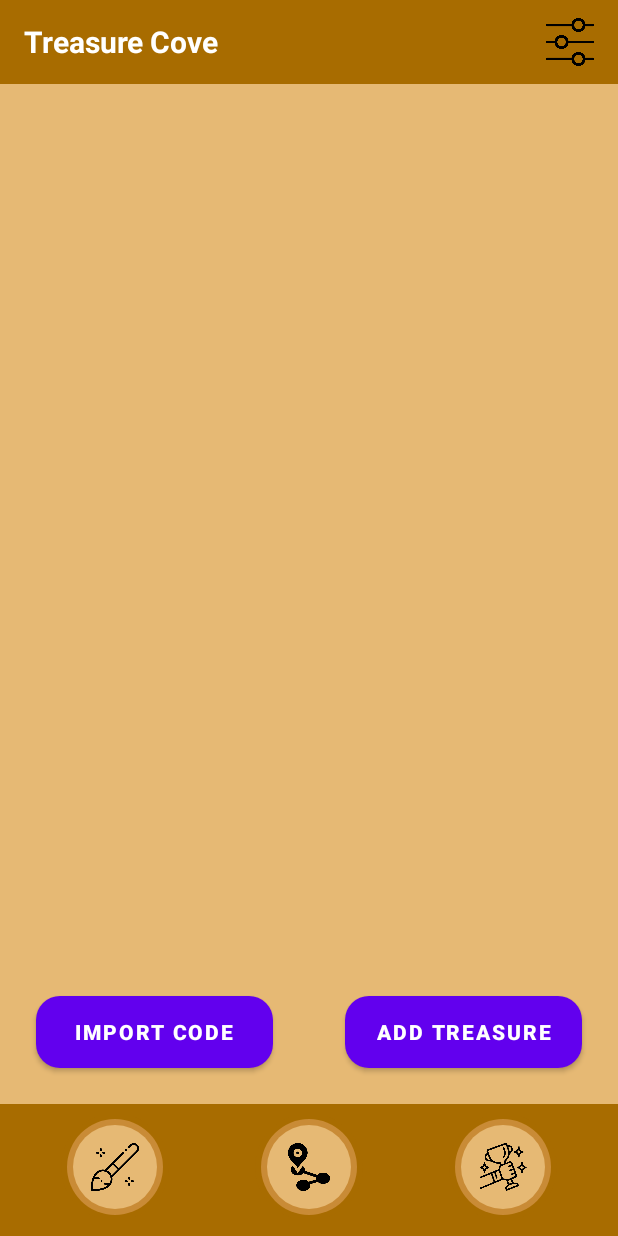
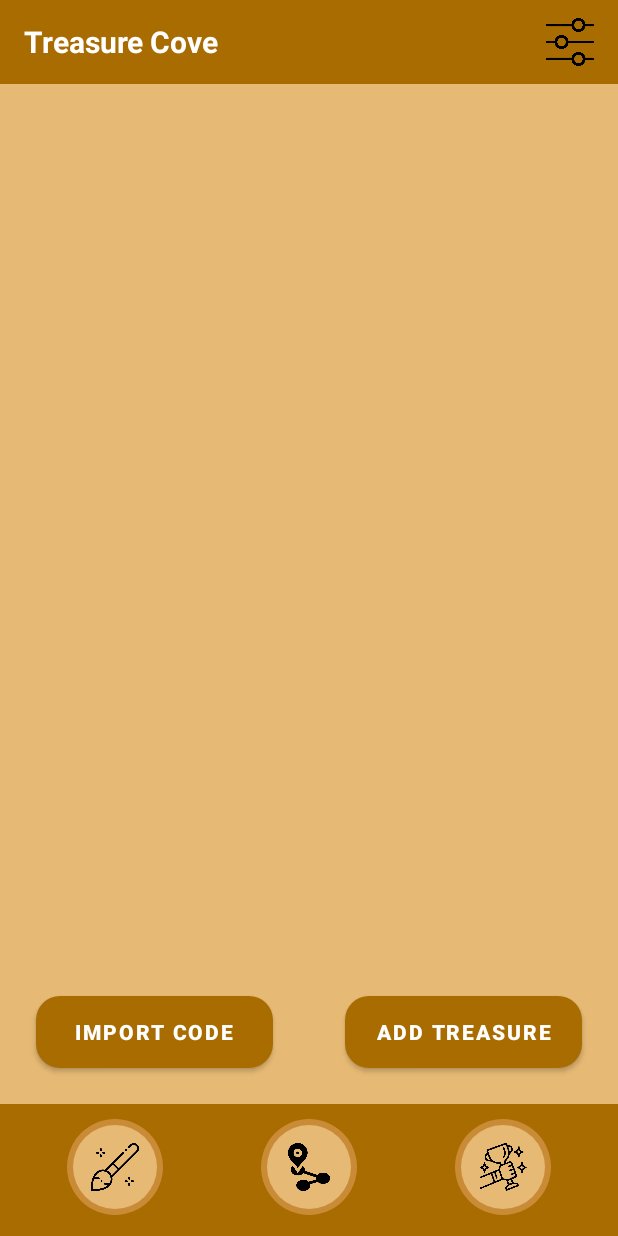
Before and after one commit to zhichengliangnhl/gps_app, an Android app: the WaypointActivity screen opened directly, with no data from a screen before it, on a phone screen of 412 x 824 dp. Run offline under Robolectric (Android 15) with nearby library versions, the phone set to English and light mode, and no system bars; 1 statement that could not run was skipped.

Commit message:
Changed button colors from the default android color

```diff
--- a/app/src/main/res/drawable/rounded_button_brown.xml
+++ b/app/src/main/res/drawable/rounded_button_brown.xml
@@ -1,3 +1,4 @@
+
 <shape xmlns:android="http://schemas.android.com/apk/res/android"
     android:shape="rectangle">
     <solid android:color="#A86C00" />
--- a/app/src/main/res/layout/activity_create_waypoint.xml
+++ b/app/src/main/res/layout/activity_create_waypoint.xml
@@ -138,7 +138,8 @@
                     android:textColor="@android:color/white"
                     android:textStyle="bold"
                     android:layout_margin="8dp"
-                    android:layout_marginRight="16dp" />
+                    android:layout_marginRight="16dp"
+                    app:backgroundTint="@null"/>
 
                 <Button
                     android:id="@+id/btnSaveWaypoint"
@@ -150,7 +151,8 @@
                     android:textColor="@android:color/white"
                     android:textStyle="bold"
                     android:layout_margin="8dp"
-                    android:layout_marginLeft="16dp" />
+                    android:layout_marginLeft="16dp"
+                    app:backgroundTint="@null"/>
             </LinearLayout>
 
         </LinearLayout>
--- a/app/src/main/res/layout/activity_map.xml
+++ b/app/src/main/res/layout/activity_map.xml
@@ -51,7 +51,8 @@
             android:layout_margin="10dp"
             android:background="@drawable/rounded_button_red"
             android:textColor="@color/white"
-            android:text="return" />
+            android:text="return"
+            app:backgroundTint="@null"/>
 
         <Button
             android:id="@+id/btnSaveWaypoint"
@@ -62,7 +63,8 @@
             android:background="@drawable/rounded_button_black"
             android:textColor="@color/white"
             android:text="Select"
-            android:enabled="false" />
+            android:enabled="false"
+            app:backgroundTint="@null"/>
     </LinearLayout>
 
 </FrameLayout>
--- a/app/src/main/res/layout/activity_waypoint.xml
+++ b/app/src/main/res/layout/activity_waypoint.xml
@@ -36,6 +36,7 @@
         android:textColor="@android:color/white"
         android:textStyle="bold"
         android:layout_margin="24dp"
+        app:backgroundTint="@null"
         app:layout_constraintStart_toStartOf="parent"
         app:layout_constraintEnd_toStartOf="@id/btnAddWaypoint"
         app:layout_constraintBottom_toTopOf="@+id/bottom_nav_container" />
@@ -50,6 +51,7 @@
         android:textColor="@android:color/white"
         android:textStyle="bold"
         android:layout_margin="24dp"
+        app:backgroundTint="@null"
         app:layout_constraintStart_toEndOf="@id/btnImport"
         app:layout_constraintEnd_toEndOf="parent"
         app:layout_constraintBottom_toTopOf="@+id/bottom_nav_container" />
--- a/app/src/main/res/values/themes.xml
+++ b/app/src/main/res/values/themes.xml
@@ -2,6 +2,8 @@
 
     <!-- Main app theme -->
     <style name="Theme.NavigationApp" parent="Theme.MaterialComponents.DayNight.NoActionBar">
+        <item name="colorButtonNormal">@null</item>
+        <item name="buttonStyle">@style/Widget.AppCompat.Button</item>
         <item name="colorPrimary">@color/colorPrimary</item>
         <item name="colorPrimaryVariant">@color/colorPrimaryVariant</item>
         <item name="colorOnPrimary">@color/colorOnPrimary</item>
@@ -17,6 +19,8 @@
     </style>
 
     <style name="Theme.NavigationApp.Splash" parent="Theme.MaterialComponents.DayNight.NoActionBar">
+        <item name="colorButtonNormal">@null</item>
+        <item name="buttonStyle">@style/Widget.AppCompat.Button</item>
         <!-- Prevent native splash icon from showing -->
         <item name="windowSplashScreenBackground">#E6B974</item>
         <item name="windowSplashScreenAnimatedIcon">@android:color/transparent</item>
```
